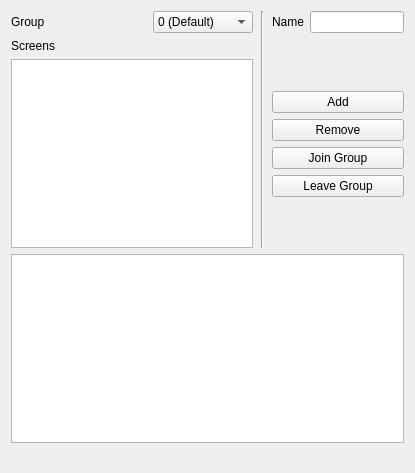
First picture: the form in gui/simulator/MainWindow.ui, repository symless/synergy-hogsback, before the edit.
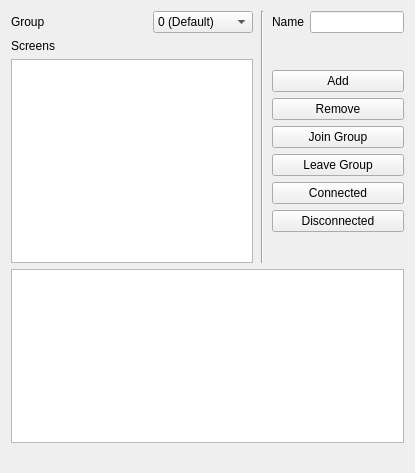
Second picture: the form after the edit.

Commit message: Make simulator be able to change screen state

```diff
--- a/gui/simulator/MainWindow.ui
+++ b/gui/simulator/MainWindow.ui
@@ -176,6 +176,20 @@
           </property>
          </widget>
         </item>
+        <item>
+         <widget class="QPushButton" name="p_pushButtonConnected">
+          <property name="text">
+           <string>Connected</string>
+          </property>
+         </widget>
+        </item>
+        <item>
+         <widget class="QPushButton" name="p_pushButtonDisconnected">
+          <property name="text">
+           <string>Disconnected</string>
+          </property>
+         </widget>
+        </item>
         <item>
          <spacer name="verticalSpacer">
           <property name="orientation">
```
The commit also changes 5 other files.
